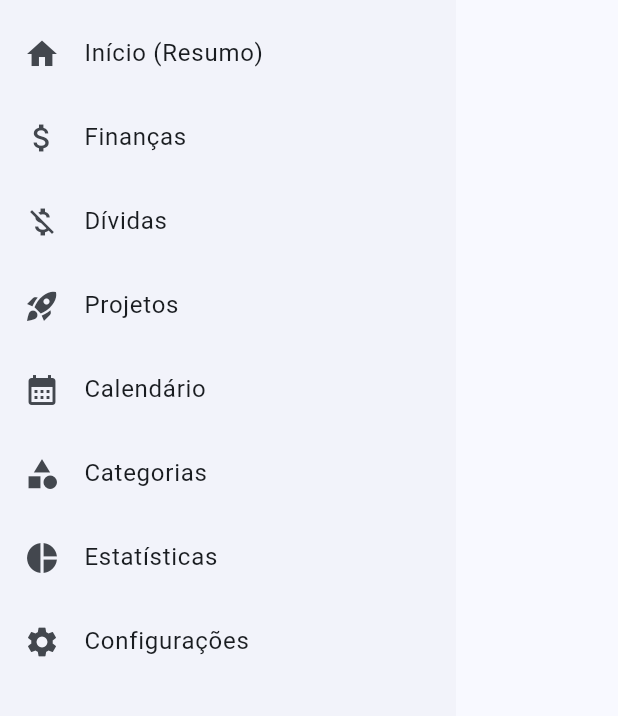
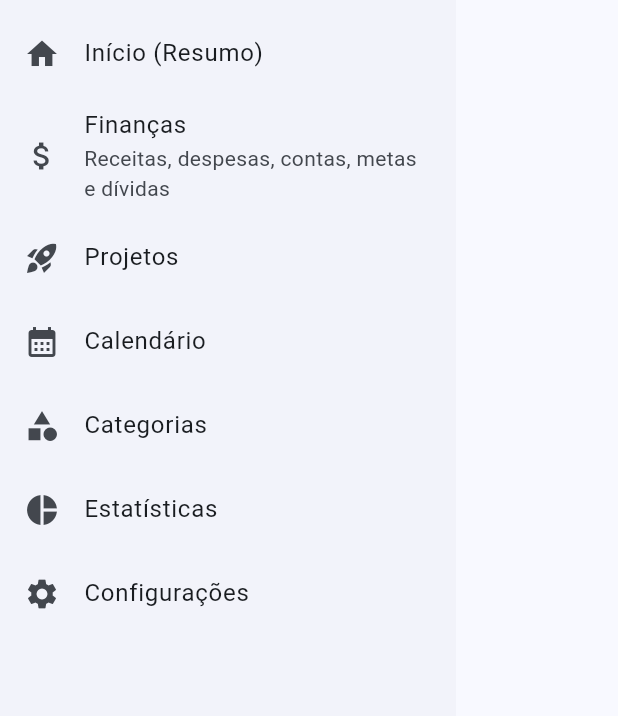
Before and after one commit to zatarana/DiasOrganizesz, a Flutter app: the AppDrawer widget shown alone on an empty page, opened directly, on a phone screen of 412 x 824 dp, the part 242-958 px from its top. Run offline on Flutter 3.47's test engine with Material 3 defaults, Android fonts, the phone set to English and light mode, and no system bars; our stand-ins replace flutter_local_notifications, flutter_riverpod, sqflite, table_calendar, timezone; accounts and stored records are empty; statements that could not run were skipped.

Commit message:
Remove dívidas como módulo solto do menu lateral

```diff
--- a/lib/features/dashboard/app_drawer.dart
+++ b/lib/features/dashboard/app_drawer.dart
@@ -1,6 +1,5 @@
 import 'package:flutter/material.dart';
 import '../finance/finance_screen.dart';
-import '../debts/debts_screen.dart';
 import '../projects/projects_screen.dart';
 import '../calendar/calendar_screen.dart';
 import '../statistics/stats_screen.dart';
@@ -28,23 +27,15 @@ class AppDrawer extends StatelessWidget {
             title: const Text('Início (Resumo)'),
             onTap: () {
               Navigator.pop(context);
-              // Already at home mostly, but can navigate to root
             },
           ),
           ListTile(
             leading: const Icon(Icons.attach_money),
             title: const Text('Finanças'),
+            subtitle: const Text('Receitas, despesas, contas, metas e dívidas'),
             onTap: () {
               Navigator.pop(context);
               Navigator.push(context, MaterialPageRoute(builder: (_) => const FinanceScreen()));
-            },
-          ),
-          ListTile(
-            leading: const Icon(Icons.money_off),
-            title: const Text('Dívidas'),
-            onTap: () {
-              Navigator.pop(context);
-              Navigator.push(context, MaterialPageRoute(builder: (_) => const DebtsScreen()));
             },
           ),
           ListTile(
```
